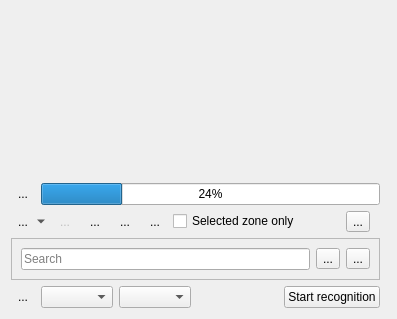
Qt form src/ui/textbasededit_ui.ui (KDE/kdenlive) before a commit.
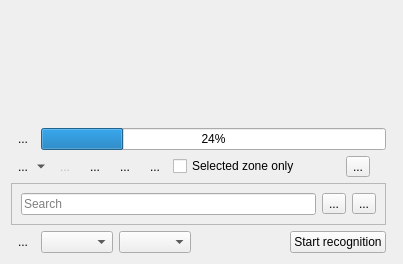
The same form after that commit. Icons and pictures are not drawn. Custom widgets are drawn as their Qt base class.

What changed in the file:
```diff
--- a/src/ui/textbasededit_ui.ui
+++ b/src/ui/textbasededit_ui.ui
@@ -10,8 +10,8 @@
    <rect>
     <x>0</x>
     <y>0</y>
-    <width>397</width>
-    <height>319</height>
+    <width>403</width>
+    <height>264</height>
    </rect>
   </property>
   <layout class="QGridLayout" name="gridLayout_2">
```
Left out of the diff: 98 changed lines with no effect on the pictures.
